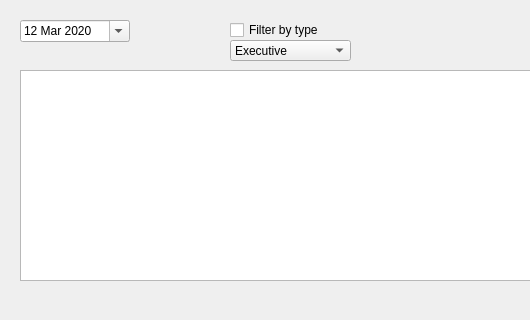
Old version of the form src/salesreport.ui in the repository tsukidan/team-blank-CS1C; both pictures show x 0 to 530 and y 0 to 320 of the 823 by 631 pixel window.
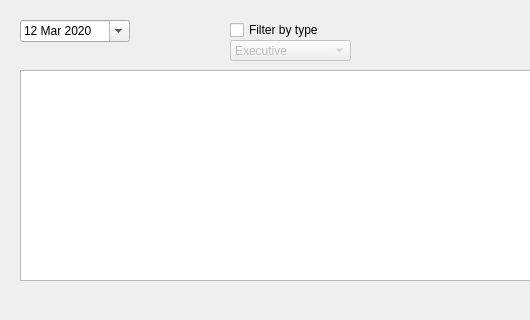
New version of the form.

Commit message: Remove the id in the item list

Patch:
```diff
--- a/src/salesreport.ui
+++ b/src/salesreport.ui
@@ -54,6 +54,9 @@
    </property>
   </widget>
   <widget class="QComboBox" name="memberType">
+   <property name="enabled">
+    <bool>false</bool>
+   </property>
    <property name="geometry">
     <rect>
      <x>230</x>
```
The commit also changes 1 other file.
